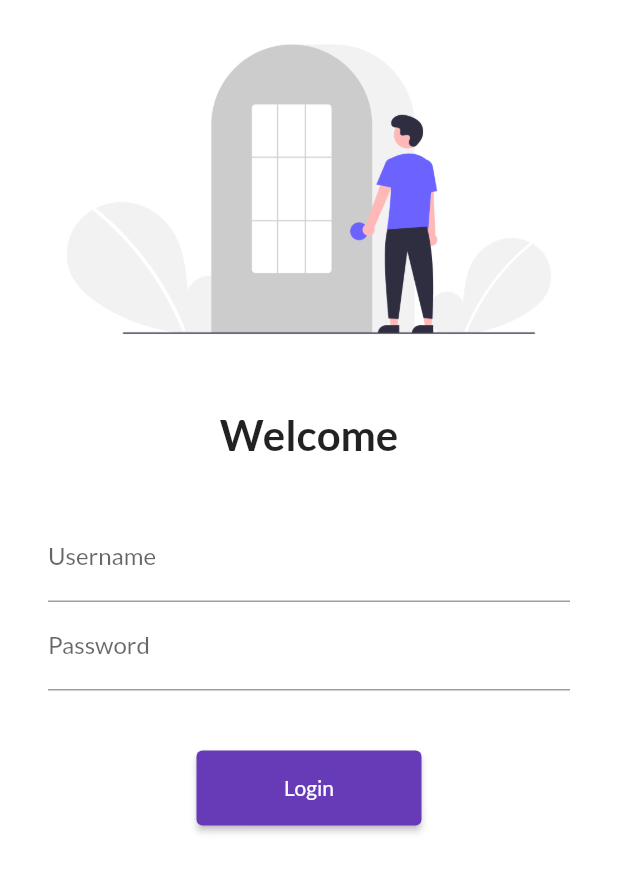
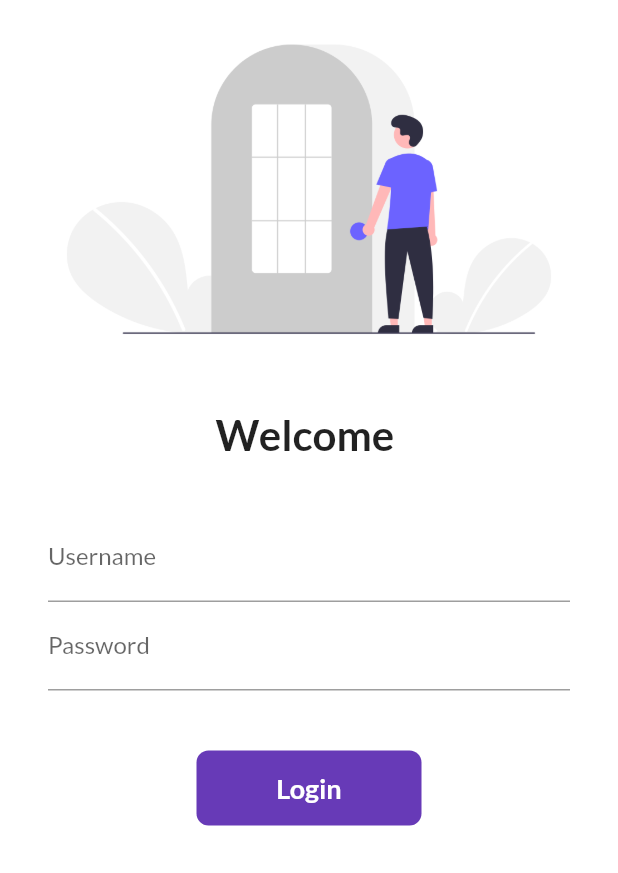
Before and after one commit to Manishpandey123/FlutterForBeginner, a Flutter app: the screen it shows after launch, on a phone screen of 412 x 824 dp. Shown: the top 873 px of the screen. Run offline on Flutter 3.47's test engine with Material 2 defaults, Android fonts, the phone set to English and light mode, and no system bars; our stand-ins replace google_fonts.

Commit message:
day6 completed

```diff
--- a/lib/pages/login_page.dart
+++ b/lib/pages/login_page.dart
@@ -1,7 +1,15 @@
 import 'package:flutter/material.dart';
 import 'package:flutter_catalog/utils/routes.dart';
 
-class LoginPage extends StatelessWidget {
+class LoginPage extends StatefulWidget {
+
+  @override
+  State<LoginPage> createState() => _LoginPageState();
+}
+
+class _LoginPageState extends State<LoginPage> {
+  String name = "";
+  bool changeButton = false;
 
   @override
   Widget build(BuildContext context) {
@@ -21,7 +29,7 @@ class LoginPage extends StatelessWidget {
           ),
 
           Text(
-            "Welcome",
+            "Welcome $name",
             style: TextStyle(
               fontSize: 28,
               fontWeight: FontWeight.bold,
@@ -39,7 +47,11 @@ class LoginPage extends StatelessWidget {
                   decoration: InputDecoration(
                     hintText: "Enter username",
                     labelText: "Username",
-               ),
+                  ),
+                  onChanged: (value){
+                    name = value;
+                    setState(() { });
+                  },
               ),
 
                 TextFormField(
@@ -53,15 +65,49 @@ class LoginPage extends StatelessWidget {
                   height: 40.0,
                 ),
 
-                ElevatedButton(
-                  onPressed: () {
+                InkWell(
+                  onTap: () async{
+                    setState(() {
+                      changeButton = true;
+                    });
+
+                    await Future.delayed(Duration(seconds: 1));
                     Navigator.pushNamed(context, MyRoutes.homeRoute);
                   },
-                  child: Text("Login"),
-                  style: TextButton.styleFrom(
-                    minimumSize: Size(150, 50)
+                  child: AnimatedContainer(
+                    duration: Duration(seconds: 1),
+                    height: 50,
+                    width: changeButton ? 50 : 150,
+                    alignment: Alignment.center,
+                    child: changeButton ?
+                    Icon(
+                      Icons.done,
+                      color: Colors.white,
+                    )
+                    : Text(
+                      "Login",
+                      style: TextStyle(
+                        color: Colors.white,
+                        fontWeight: FontWeight.bold,
+                        fontSize: 18,
+                      ),
+                    ),
+                    decoration: BoxDecoration(
+                      color: Colors.deepPurple,
+                      borderRadius: BorderRadius.circular(changeButton ? 50 : 8)
+                    ),
                   ),
-                ),
+                )
+
+                // ElevatedButton(
+                //   onPressed: () {
+                //     Navigator.pushNamed(context, MyRoutes.homeRoute);
+                //   },
+                //   child: Text("Login"),
+                //   style: TextButton.styleFrom(
+                //     minimumSize: Size(150, 50)
+                //   ),
+                // ),
               ],
             ),
           )
```
